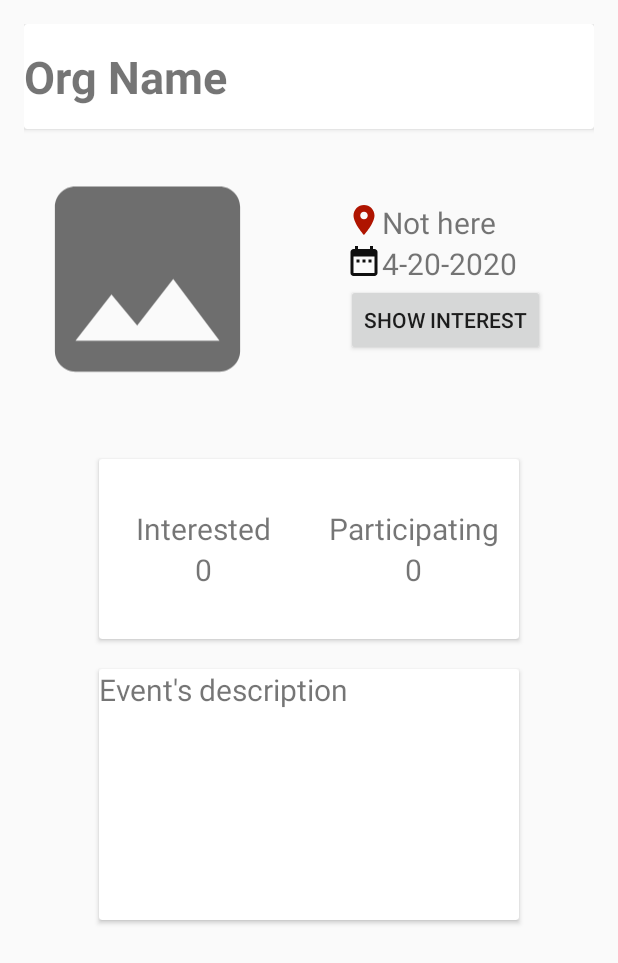
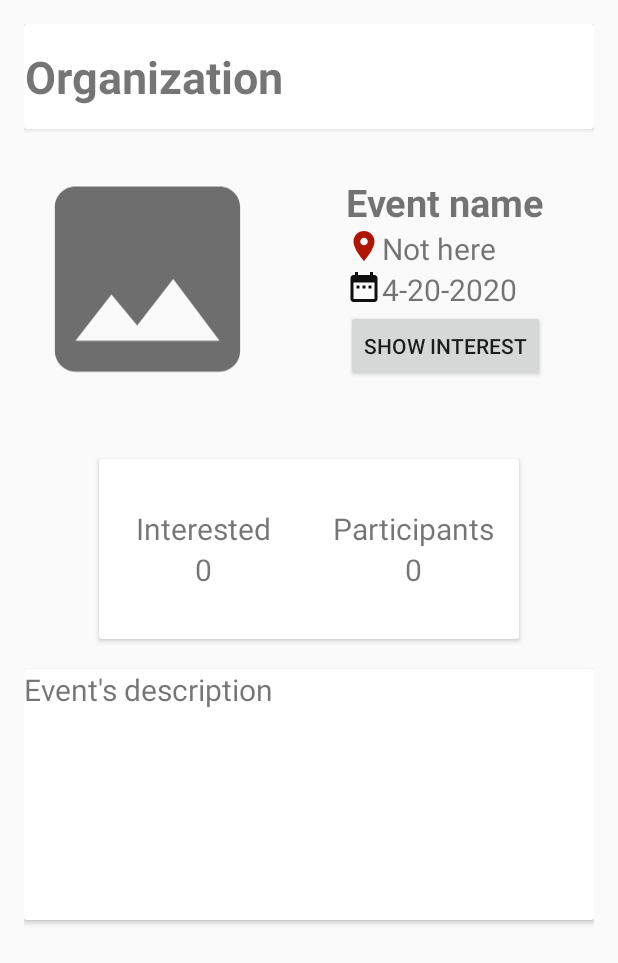
Before and after one commit to leomartins1999/PS1920-G46, an Android app: the EventActivity screen opened directly, with no data from a screen before it, on a phone screen of 412 x 824 dp. Shown: the top 963 px of the screen. Run offline under Robolectric (Android 15) with nearby library versions, the light colour scheme and no system bars; pictures from the network do not load; 9 statements that could not run were skipped.

Commit message:
edited the event activity

```diff
--- a/MobileApp/app/src/main/java/com/example/tributeapp/ui/activities/EventActivity.kt
+++ b/MobileApp/app/src/main/java/com/example/tributeapp/ui/activities/EventActivity.kt
@@ -30,6 +30,7 @@ class EventActivity : AppCompatActivity() {
     }
 
     private fun updateEventFields(event: Event) {
+        eventName.text = event.name
         Utils.loadImage(this, EventImage, event.imageLink)
         location.text = event.location
         date.text = event.date
--- a/MobileApp/app/src/main/res/layout/activity_event.xml
+++ b/MobileApp/app/src/main/res/layout/activity_event.xml
@@ -32,7 +32,7 @@
                 android:id="@+id/OrgName"
                 android:layout_width="wrap_content"
                 android:layout_height="match_parent"
-                android:text="Org Name"
+                android:text="Organization"
                 android:textSize="30sp"
                 android:textStyle="bold"
                 android:gravity="center"
@@ -66,6 +66,15 @@
             android:orientation="vertical"
             android:gravity="center_vertical"
             >
+
+            <TextView
+                android:id="@+id/eventName"
+                android:layout_width="wrap_content"
+                android:layout_height="wrap_content"
+                android:text="Event name"
+                android:textSize="25sp"
+                android:textStyle="bold"
+                />
             <LinearLayout
                 android:layout_width="wrap_content"
                 android:layout_height="wrap_content"
@@ -111,7 +120,7 @@
             <Button
                 android:layout_width="wrap_content"
                 android:layout_height="wrap_content"
-                android:text="Show Interest"
+                android:text="@string/interested_button"
                 >
             </Button>
 
@@ -143,7 +152,7 @@
                 <TextView
                     android:layout_width="wrap_content"
                     android:layout_height="wrap_content"
-                    android:text="Interested"
+                    android:text="@string/interested"
                     android:textSize="20sp" />
 
                 <TextView
@@ -165,7 +174,7 @@
                 <TextView
                     android:layout_width="wrap_content"
                     android:layout_height="wrap_content"
-                    android:text="Participating"
+                    android:text="@string/participants"
                     android:textSize="20sp" />
 
                 <TextView
@@ -183,8 +192,6 @@
     <androidx.cardview.widget.CardView
         android:layout_width="match_parent"
         android:layout_height="wrap_content"
-        android:layout_marginStart="50dp"
-        android:layout_marginEnd="50dp"
         >
 
         <TextView
--- a/MobileApp/app/src/main/res/values/strings.xml
+++ b/MobileApp/app/src/main/res/values/strings.xml
@@ -34,4 +34,7 @@
     <string name="post_owner">Owner of post</string>
     <string name="user">User</string>
     <string name="login">Login</string>
+    <string name="interested_button">Show Interest</string>
+    <string name="interested">Interested</string>
+    <string name="participants">Participants</string>
 </resources>
```
